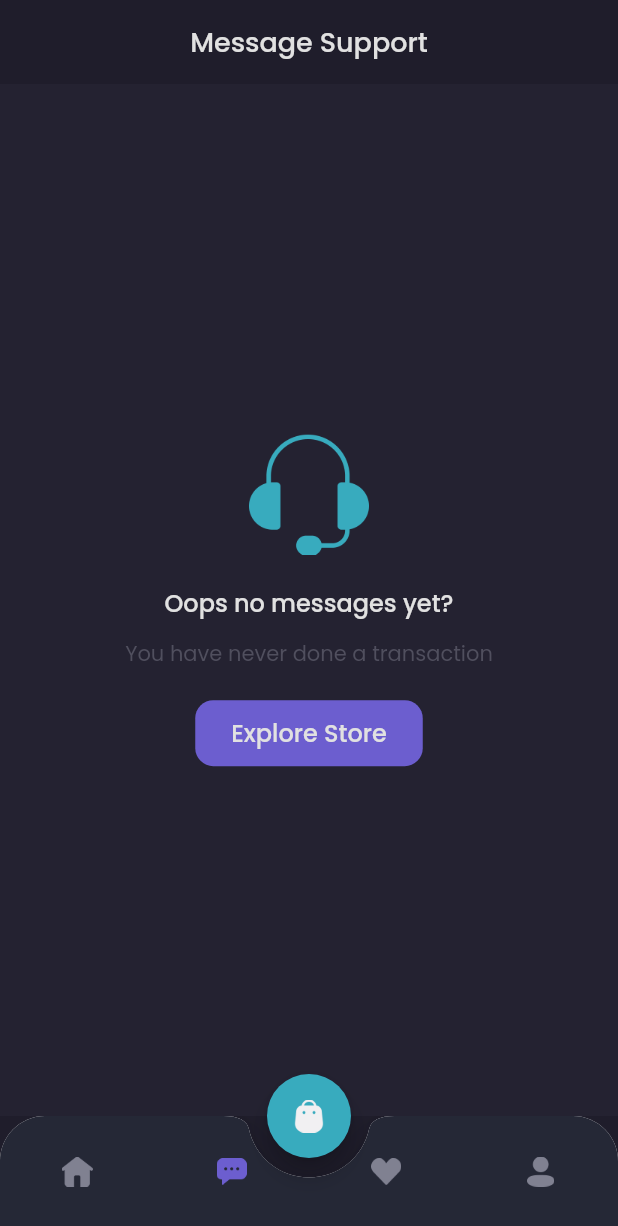
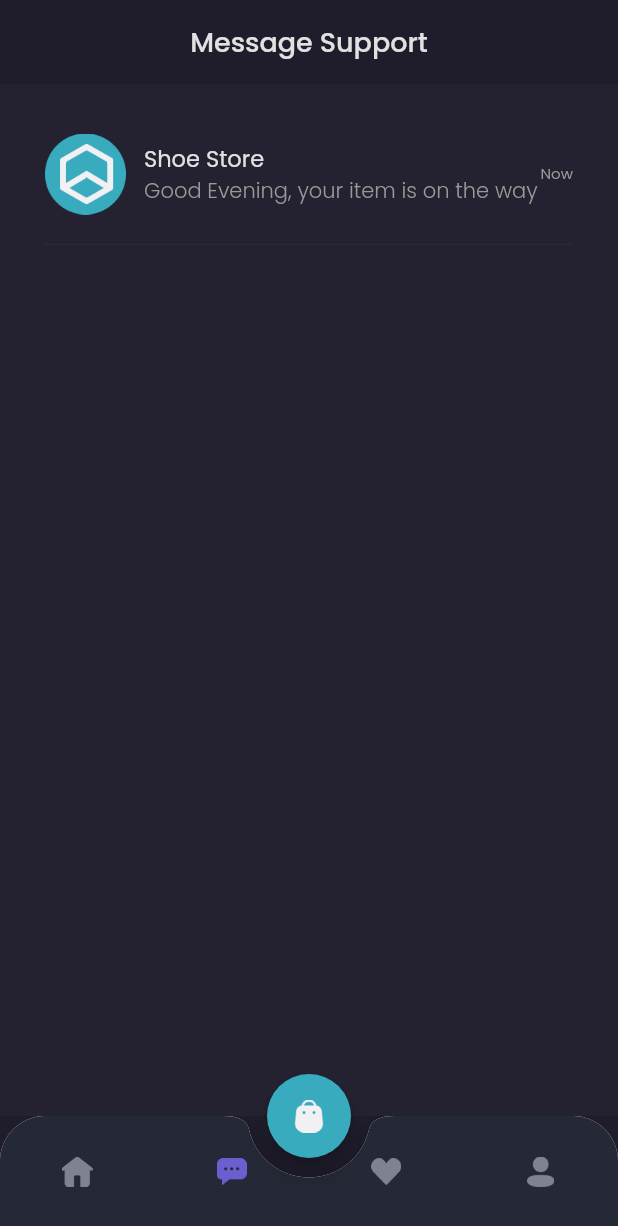
Before and after one commit to Chands18/ViperApps, a Flutter app: the MainPage screen opened by its route, item 2 of the bottom bar chosen, on a phone screen of 412 x 824 dp. Shown: the top 1226 px of the screen. Run offline on Flutter 3.47's test engine with Material 2 defaults, Android fonts, the phone set to English and light mode, and no system bars; our stand-ins replace google_fonts.

Commit message:
chat page

```diff
--- a/lib/pages/home/chat_page.dart
+++ b/lib/pages/home/chat_page.dart
@@ -1,5 +1,6 @@
 import 'package:flutter/material.dart';
 import 'package:viper/theme.dart';
+import 'package:viper/widgets/chat_tile.dart';
 
 class ChatPage extends StatelessWidget {
   @override
@@ -20,7 +21,7 @@ class ChatPage extends StatelessWidget {
       );
     }
 
-    Widget content() {
+    Widget emptyChat() {
       return Expanded(
         child: Container(
           width: double.infinity,
@@ -82,6 +83,23 @@ class ChatPage extends StatelessWidget {
       );
     }
 
+    Widget content() {
+      return Expanded(
+        child: Container(
+          width: double.infinity,
+          color: backgroundColor3,
+          child: ListView(
+            padding: EdgeInsets.symmetric(
+              horizontal: defaultMargin,
+            ),
+            children: [
+              ChatTile(),
+            ],
+          ),
+        ),
+      );
+    }
+
     return Column(
       children: [
         header(),
```
